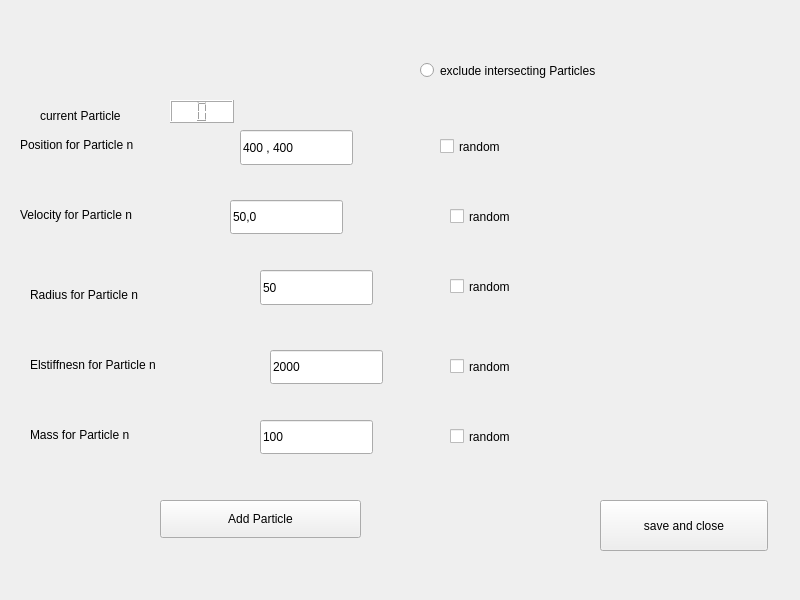
The window that GUI/SecondWindow.ui (benediktjaist/BA_DEM) describes before a commit, drawn with Qt 5.
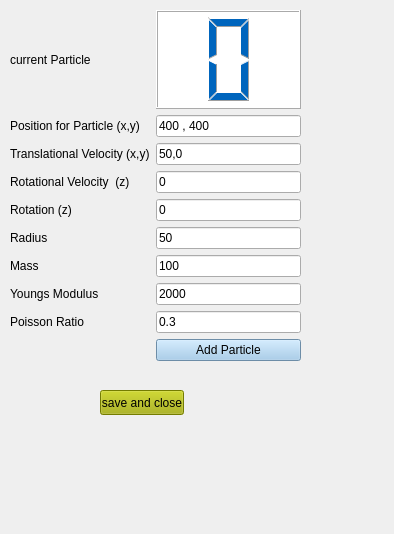
The same window after the commit.

The edit to the form file:
```diff
--- a/GUI/SecondWindow.ui
+++ b/GUI/SecondWindow.ui
@@ -6,8 +6,8 @@
    <rect>
     <x>0</x>
     <y>0</y>
-    <width>800</width>
-    <height>600</height>
+    <width>394</width>
+    <height>534</height>
    </rect>
   </property>
   <property name="font">
@@ -22,249 +22,122 @@
    <widget class="QPushButton" name="back">
     <property name="geometry">
      <rect>
-      <x>600</x>
-      <y>500</y>
-      <width>168</width>
-      <height>51</height>
+      <x>100</x>
+      <y>390</y>
+      <width>84</width>
+      <height>25</height>
      </rect>
     </property>
+    <property name="styleSheet">
+     <string notr="true">Background-color: rgb(162, 173, 0)</string>
+    </property>
     <property name="text">
      <string>save and close</string>
     </property>
    </widget>
+   <widget class="QWidget" name="layoutWidget">
+    <property name="geometry">
+     <rect>
+      <x>10</x>
+      <y>10</y>
+      <width>291</width>
+      <height>351</height>
+     </rect>
+    </property>
+    <layout class="QGridLayout" name="gridLayout">
+     <item row="4" column="0">
+      <widget class="QLabel" name="rot_lab">
+       <property name="text">
+        <string>Rotation (z)</string>
+       </property>
+      </widget>
+     </item>
+     <item row="8" column="1">
+      <widget class="QLineEdit" name="poisson">
+       <property name="text">
+        <string>0.3</string>
+       </property>
+      </widget>
+     </item>
+     <item row="2" column="0">
+      <widget class="QLabel" name="vel_lab">
+       <property name="text">
+        <string>Translational Velocity (x,y)</string>
+       </property>
+      </widget>
+     </item>
+     <item row="3" column="0">
+      <widget class="QLabel" name="rot_vel_lab">
+       <property name="text">
+        <string>Rotational Velocity  (z)</string>
+       </property>
+      </widget>
+     </item>
+     <item row="6" column="0">
+      <widget class="QLabel" name="mass_lab">
+       <property name="text">
+        <string>Mass</string>
+       </property>
+      </widget>
+     </item>
+     <item row="1" column="1">
    <widget class="QLineEdit" name="position">
-    <property name="geometry">
-     <rect>
-      <x>240</x>
-      <y>130</y>
-      <width>113</width>
-      <height>35</height>
-     </rect>
-    </property>
     <property name="text">
      <string>400 , 400</string>
     </property>
    </widget>
-   <widget class="QLineEdit" name="velocity">
-    <property name="geometry">
-     <rect>
-      <x>230</x>
-      <y>200</y>
-      <width>113</width>
-      <height>34</height>
-     </rect>
-    </property>
-    <property name="text">
-     <string>50,0</string>
-    </property>
-   </widget>
-   <widget class="QLabel" name="pos_lab">
-    <property name="geometry">
-     <rect>
-      <x>20</x>
-      <y>130</y>
-      <width>231</width>
-      <height>29</height>
-     </rect>
-    </property>
-    <property name="frameShape">
-     <enum>QFrame::NoFrame</enum>
-    </property>
-    <property name="text">
-     <string>Position for Particle n</string>
-    </property>
-   </widget>
-   <widget class="QLabel" name="vel_lab">
-    <property name="geometry">
-     <rect>
-      <x>20</x>
-      <y>200</y>
-      <width>231</width>
-      <height>29</height>
-     </rect>
-    </property>
-    <property name="text">
-     <string>Velocity for Particle n</string>
-    </property>
-   </widget>
-   <widget class="QLabel" name="rad_lab">
-    <property name="geometry">
-     <rect>
-      <x>30</x>
-      <y>280</y>
-      <width>231</width>
-      <height>29</height>
-     </rect>
-    </property>
-    <property name="text">
-     <string>Radius for Particle n</string>
-    </property>
-   </widget>
+     </item>
+     <item row="5" column="1">
    <widget class="QLineEdit" name="radius">
-    <property name="geometry">
-     <rect>
-      <x>260</x>
-      <y>270</y>
-      <width>113</width>
-      <height>35</height>
-     </rect>
-    </property>
     <property name="text">
      <string>50</string>
     </property>
    </widget>
-   <widget class="QLabel" name="stiffnes_lab">
-    <property name="geometry">
-     <rect>
-      <x>30</x>
-      <y>350</y>
-      <width>231</width>
-      <height>29</height>
-     </rect>
-    </property>
+     </item>
+     <item row="4" column="1">
+      <widget class="QLineEdit" name="rotation">
     <property name="text">
-     <string>Elstiffnesn for Particle n</string>
-    </property>
-   </widget>
-   <widget class="QLineEdit" name="stiffnes">
-    <property name="geometry">
-     <rect>
-      <x>270</x>
-      <y>350</y>
-      <width>113</width>
-      <height>34</height>
-     </rect>
-    </property>
+        <string>0</string>
+       </property>
+      </widget>
+     </item>
+     <item row="3" column="1">
+      <widget class="QLineEdit" name="rot_vel">
     <property name="text">
-     <string>2000</string>
-    </property>
-   </widget>
+        <string>0</string>
+       </property>
+      </widget>
+     </item>
+     <item row="6" column="1">
    <widget class="QLineEdit" name="mass">
-    <property name="geometry">
-     <rect>
-      <x>260</x>
-      <y>420</y>
-      <width>113</width>
-      <height>34</height>
-     </rect>
-    </property>
     <property name="text">
      <string>100</string>
     </property>
    </widget>
-   <widget class="QLabel" name="mass_lab">
-    <property name="geometry">
-     <rect>
-      <x>30</x>
-      <y>420</y>
-      <width>231</width>
-      <height>29</height>
-     </rect>
-    </property>
+     </item>
+     <item row="2" column="1">
+      <widget class="QLineEdit" name="velocity">
     <property name="text">
-     <string>Mass for Particle n</string>
-    </property>
-   </widget>
-   <widget class="QCheckBox" name="rand_posi">
-    <property name="geometry">
-     <rect>
-      <x>440</x>
-      <y>130</y>
-      <width>122</width>
-      <height>33</height>
-     </rect>
-    </property>
+        <string>50,0</string>
+       </property>
+      </widget>
+     </item>
+     <item row="8" column="0">
+      <widget class="QLabel" name="poisson_lab">
     <property name="text">
-     <string>random</string>
-    </property>
-   </widget>
-   <widget class="QCheckBox" name="rand_vel">
-    <property name="geometry">
-     <rect>
-      <x>450</x>
-      <y>200</y>
-      <width>122</width>
-      <height>33</height>
-     </rect>
-    </property>
+        <string>Poisson Ratio</string>
+       </property>
+      </widget>
+     </item>
+     <item row="0" column="0">
+      <widget class="QLabel" name="current_lab">
     <property name="text">
-     <string>random</string>
-    </property>
-   </widget>
-   <widget class="QCheckBox" name="rand_radius">
-    <property name="geometry">
-     <rect>
-      <x>450</x>
-      <y>270</y>
-      <width>122</width>
-      <height>33</height>
-     </rect>
-    </property>
-    <property name="text">
-     <string>random</string>
-    </property>
-   </widget>
-   <widget class="QCheckBox" name="rand_stiffnes">
-    <property name="geometry">
-     <rect>
-      <x>450</x>
-      <y>350</y>
-      <width>122</width>
-      <height>33</height>
-     </rect>
-    </property>
-    <property name="text">
-     <string>random</string>
-    </property>
-   </widget>
-   <widget class="QCheckBox" name="rand_mass">
-    <property name="geometry">
-     <rect>
-      <x>450</x>
-      <y>420</y>
-      <width>122</width>
-      <height>33</height>
-     </rect>
-    </property>
-    <property name="text">
-     <string>random</string>
-    </property>
-   </widget>
-   <widget class="QRadioButton" name="intersecting_Particles">
-    <property name="geometry">
-     <rect>
-      <x>420</x>
-      <y>30</y>
-      <width>341</width>
-      <height>81</height>
-     </rect>
-    </property>
-    <property name="text">
-     <string>exclude intersecting Particles</string>
-    </property>
-   </widget>
-   <widget class="QPushButton" name="Add_Particle">
-    <property name="geometry">
-     <rect>
-      <x>160</x>
-      <y>500</y>
-      <width>201</width>
-      <height>38</height>
-     </rect>
-    </property>
-    <property name="text">
-     <string>Add Particle</string>
-    </property>
-   </widget>
+        <string>current Particle</string>
+       </property>
+      </widget>
+     </item>
+     <item row="0" column="1">
    <widget class="QLCDNumber" name="current_Particle">
-    <property name="geometry">
-     <rect>
-      <x>170</x>
-      <y>100</y>
-      <width>64</width>
-      <height>23</height>
-     </rect>
-    </property>
     <property name="styleSheet">
      <string notr="true">color: rgb(0, 101, 189);
 background-color: white;
@@ -283,18 +156,49 @@
      <number>0</number>
     </property>
    </widget>
-   <widget class="QLabel" name="current_lab">
-    <property name="geometry">
-     <rect>
-      <x>40</x>
-      <y>105</y>
-      <width>101</width>
-      <height>21</height>
-     </rect>
-    </property>
+     </item>
+     <item row="5" column="0">
+      <widget class="QLabel" name="rad_lab">
+       <property name="text">
+        <string>Radius</string>
+       </property>
+      </widget>
+     </item>
+     <item row="1" column="0">
+      <widget class="QLabel" name="pos_lab">
+       <property name="frameShape">
+        <enum>QFrame::NoFrame</enum>
+       </property>
     <property name="text">
-     <string>current Particle</string>
-    </property>
+        <string>Position for Particle (x,y)</string>
+       </property>
+      </widget>
+     </item>
+     <item row="7" column="0">
+      <widget class="QLabel" name="stiffnes_lab">
+       <property name="text">
+        <string>Youngs Modulus</string>
+       </property>
+      </widget>
+     </item>
+     <item row="7" column="1">
+      <widget class="QLineEdit" name="stiffnes">
+       <property name="text">
+        <string>2000</string>
+       </property>
+      </widget>
+     </item>
+     <item row="9" column="1">
+      <widget class="QPushButton" name="Add_Particle">
+       <property name="styleSheet">
+        <string notr="true">Background-color: rgb(152, 198, 234)</string>
+       </property>
+       <property name="text">
+        <string>Add Particle</string>
+       </property>
+      </widget>
+     </item>
+    </layout>
    </widget>
   </widget>
  </widget>
```
Lines whose indentation alone changed are shown as unchanged.
